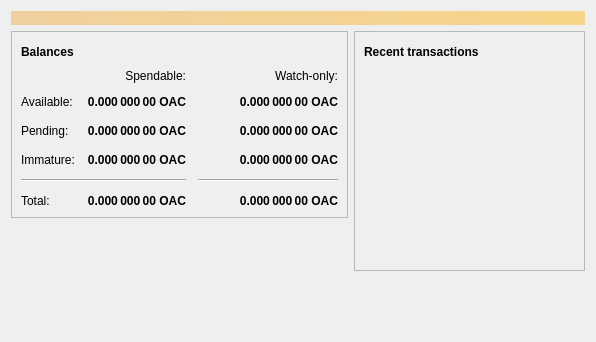
osmanlialtincoin-project/osmanlialtincoin, file src/qt/forms/overviewpage.ui: the form before one commit.
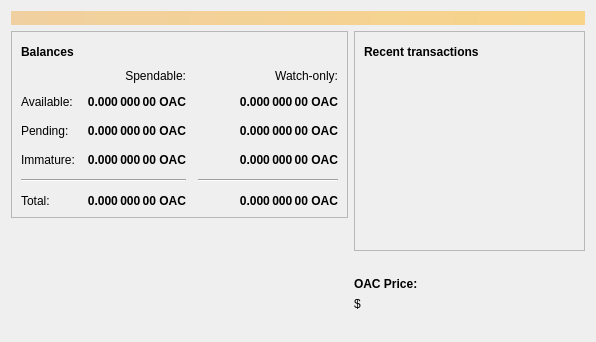
The form after the commit. Icons and pictures are not drawn.

```diff
--- a/src/qt/forms/overviewpage.ui
+++ b/src/qt/forms/overviewpage.ui
@@ -530,6 +530,49 @@
          </property>
         </spacer>
        </item>
+       <item>
+        <layout class="QVBoxLayout" name="verticalLayout_5">
+         <property name="topMargin">
+          <number>0</number>
+         </property>
+         <item>
+          <widget class="QLabel" name="label_OAC_Price">
+           <property name="font">
+            <font>
+             <weight>75</weight>
+             <bold>true</bold>
+            </font>
+           </property>
+           <property name="text">
+            <string>OAC Price:</string>
+           </property>
+          </widget>
+         </item>
+         <item>
+          <widget class="QLabel" name="label_Price">
+           <property name="text">
+            <string>$</string>
+           </property>
+          </widget>
+         </item>
+         <item>
+          <spacer name="verticalSpacer_3">
+           <property name="orientation">
+            <enum>Qt::Vertical</enum>
+           </property>
+           <property name="sizeType">
+            <enum>QSizePolicy::Maximum</enum>
+           </property>
+           <property name="sizeHint" stdset="0">
+            <size>
+             <width>20</width>
+             <height>40</height>
+            </size>
+           </property>
+          </spacer>
+         </item>
+        </layout>
+       </item>
       </layout>
      </item>
     </layout>
```
